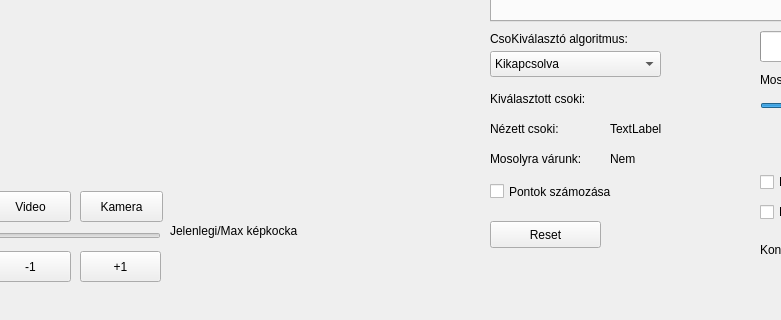
Qt form src/mainwindow.ui (buszkiraly/emotion-recognition) before a commit; both pictures show x 110 to 891 and y 309 to 629 of the 1163 by 629 pixel window.
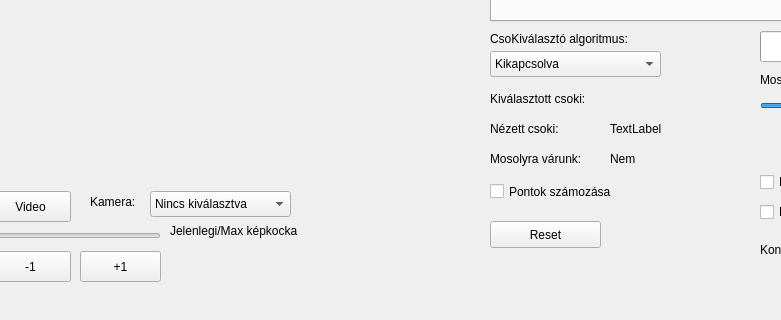
The same form after that commit. Custom widgets are drawn as their Qt base class.

```diff
--- a/src/mainwindow.ui
+++ b/src/mainwindow.ui
@@ -120,19 +120,6 @@
      <string>Mentés</string>
     </property>
    </widget>
-   <widget class="QPushButton" name="pushButton_12">
-    <property name="geometry">
-     <rect>
-      <x>190</x>
-      <y>500</y>
-      <width>83</width>
-      <height>31</height>
-     </rect>
-    </property>
-    <property name="text">
-     <string>Kamera</string>
-    </property>
-   </widget>
    <widget class="QPushButton" name="pushButton_14">
     <property name="geometry">
      <rect>
@@ -1066,7 +1053,7 @@
      <rect>
       <x>720</x>
       <y>430</y>
-      <width>58</width>
+      <width>91</width>
       <height>16</height>
      </rect>
     </property>
@@ -1119,6 +1106,34 @@
      <bool>false</bool>
     </property>
    </widget>
+   <widget class="QComboBox" name="comboBox_2">
+    <property name="geometry">
+     <rect>
+      <x>260</x>
+      <y>500</y>
+      <width>141</width>
+      <height>26</height>
+     </rect>
+    </property>
+    <item>
+     <property name="text">
+      <string>Nincs kiválasztva</string>
+     </property>
+    </item>
+   </widget>
+   <widget class="QLabel" name="label_9">
+    <property name="geometry">
+     <rect>
+      <x>200</x>
+      <y>500</y>
+      <width>71</width>
+      <height>21</height>
+     </rect>
+    </property>
+    <property name="text">
+     <string>Kamera:</string>
+    </property>
+   </widget>
    <zorder>labelDet</zorder>
    <zorder>label_det_fps</zorder>
    <zorder>labelDet_Text</zorder>
```
Left out of the diff: 19 changed lines with no effect on the pictures.
